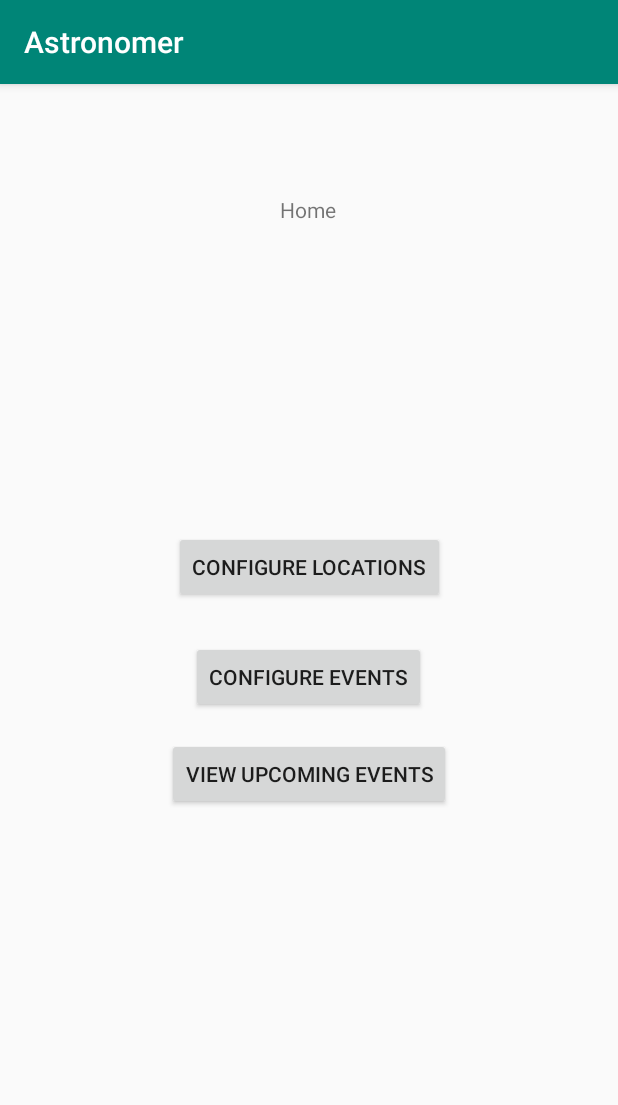
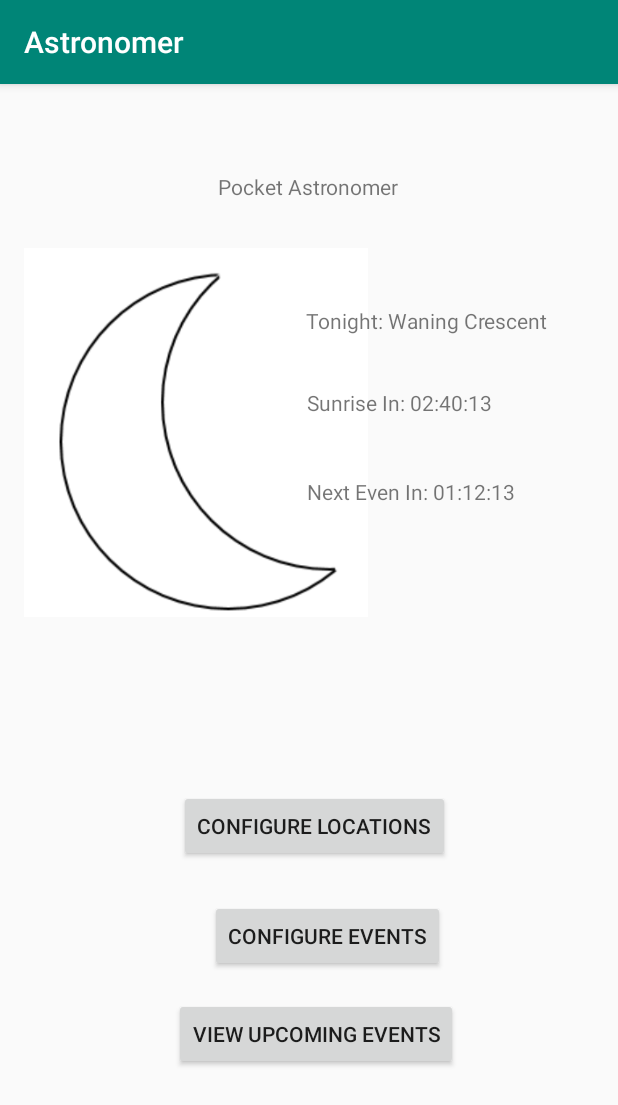
Before and after one commit to mdx97/pocket-astronomer, an Android app: the screen it shows after launch (MainActivity), on a phone screen of 412 x 824 dp. Shown: the top 1105 px of the screen. Run offline under Robolectric (Android 15) with nearby library versions, the phone set to English and light mode, and no system bars.

Commit message:
Completed mockup of main screen

```diff
--- a/Astronomer/app/src/main/res/layout/activity_main.xml
+++ b/Astronomer/app/src/main/res/layout/activity_main.xml
@@ -9,13 +9,13 @@
     <TextView
         android:layout_width="wrap_content"
         android:layout_height="wrap_content"
-        android:text="Home"
+        android:text="Pocket Astronomer"
         app:layout_constraintBottom_toBottomOf="parent"
         app:layout_constraintHorizontal_bias="0.498"
         app:layout_constraintLeft_toLeftOf="parent"
         app:layout_constraintRight_toRightOf="parent"
         app:layout_constraintTop_toTopOf="parent"
-        app:layout_constraintVertical_bias="0.099" />
+        app:layout_constraintVertical_bias="0.078" />
 
     <Button
         android:id="@+id/locationButton"
@@ -25,9 +25,10 @@
         android:text="Configure Locations"
         app:layout_constraintBottom_toBottomOf="parent"
         app:layout_constraintEnd_toEndOf="parent"
+        app:layout_constraintHorizontal_bias="0.517"
         app:layout_constraintStart_toStartOf="parent"
         app:layout_constraintTop_toTopOf="parent"
-        app:layout_constraintVertical_bias="0.414" />
+        app:layout_constraintVertical_bias="0.654" />
 
     <Button
         android:id="@+id/eventButton"
@@ -37,10 +38,10 @@
         android:text="Configure Events"
         app:layout_constraintBottom_toBottomOf="parent"
         app:layout_constraintEnd_toEndOf="parent"
-        app:layout_constraintHorizontal_bias="0.498"
+        app:layout_constraintHorizontal_bias="0.549"
         app:layout_constraintStart_toStartOf="parent"
         app:layout_constraintTop_toTopOf="parent"
-        app:layout_constraintVertical_bias="0.516" />
+        app:layout_constraintVertical_bias="0.756" />
 
     <Button
         android:id="@+id/upcommingButton"
@@ -50,8 +51,57 @@
         android:text="View Upcoming Events"
         app:layout_constraintBottom_toBottomOf="parent"
         app:layout_constraintEnd_toEndOf="parent"
+        app:layout_constraintHorizontal_bias="0.52"
         app:layout_constraintStart_toStartOf="parent"
         app:layout_constraintTop_toTopOf="parent"
-        app:layout_constraintVertical_bias="0.606" />
+        app:layout_constraintVertical_bias="0.846" />
+
+    <ImageView
+        android:id="@+id/imageView"
+        android:layout_width="229dp"
+        android:layout_height="258dp"
+        app:layout_constraintBottom_toBottomOf="parent"
+        app:layout_constraintEnd_toEndOf="parent"
+        app:layout_constraintHorizontal_bias="0.087"
+        app:layout_constraintStart_toStartOf="parent"
+        app:layout_constraintTop_toTopOf="parent"
+        app:layout_constraintVertical_bias="0.202"
+        app:srcCompat="@drawable/samplemoon" />
+
+    <TextView
+        android:id="@+id/textView4"
+        android:layout_width="174dp"
+        android:layout_height="25dp"
+        android:text="Tonight: Waning Crescent"
+        app:layout_constraintBottom_toBottomOf="parent"
+        app:layout_constraintEnd_toEndOf="parent"
+        app:layout_constraintHorizontal_bias="0.856"
+        app:layout_constraintStart_toStartOf="parent"
+        app:layout_constraintTop_toTopOf="parent"
+        app:layout_constraintVertical_bias="0.199" />
+
+    <TextView
+        android:id="@+id/textView6"
+        android:layout_width="173dp"
+        android:layout_height="20dp"
+        android:text="Sunrise In: 02:40:13"
+        app:layout_constraintBottom_toBottomOf="parent"
+        app:layout_constraintEnd_toEndOf="parent"
+        app:layout_constraintHorizontal_bias="0.857"
+        app:layout_constraintStart_toStartOf="parent"
+        app:layout_constraintTop_toTopOf="parent"
+        app:layout_constraintVertical_bias="0.271" />
+
+    <TextView
+        android:id="@+id/textView7"
+        android:layout_width="173dp"
+        android:layout_height="20dp"
+        android:text="Next Even In: 01:12:13"
+        app:layout_constraintBottom_toBottomOf="parent"
+        app:layout_constraintEnd_toEndOf="parent"
+        app:layout_constraintHorizontal_bias="0.857"
+        app:layout_constraintStart_toStartOf="parent"
+        app:layout_constraintTop_toTopOf="parent"
+        app:layout_constraintVertical_bias="0.35" />
 
 </android.support.constraint.ConstraintLayout>
```
Also changed, not shown: Astronomer/app/src/main/res/drawable/samplemoon.png (added).
